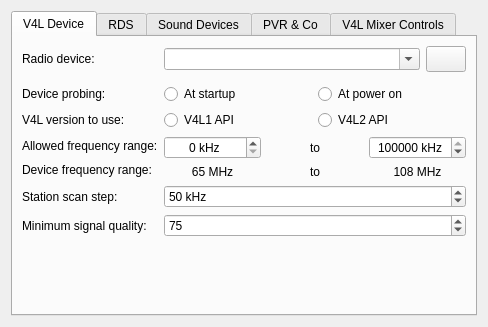
This is plugins/v4lradio/v4lradio-configuration-ui.ui in pbek/kradio as Qt 5 draws it before an edit. The edited form follows.
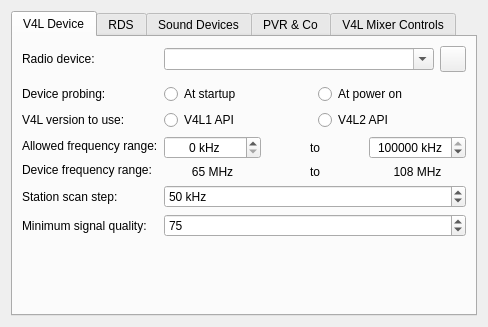
This is the edited form. Custom widgets are drawn as their Qt base class.

Commit message: v4l: size touch to the device "open" button

The edit to the form file:
```diff
--- a/plugins/v4lradio/v4lradio-configuration-ui.ui
+++ b/plugins/v4lradio/v4lradio-configuration-ui.ui
@@ -260,18 +260,18 @@
          </item>
          <item>
           <widget class="QPushButton" name="buttonSelectRadioDevice">
-           <property name="sizePolicy">
-            <sizepolicy hsizetype="Fixed" vsizetype="Fixed">
-             <horstretch>1</horstretch>
-             <verstretch>0</verstretch>
-            </sizepolicy>
-           </property>
            <property name="minimumSize">
             <size>
              <width>26</width>
              <height>26</height>
             </size>
            </property>
+           <property name="maximumSize">
+            <size>
+             <width>26</width>
+             <height>26</height>
+            </size>
+           </property>
            <property name="baseSize">
             <size>
              <width>20</width>
```
